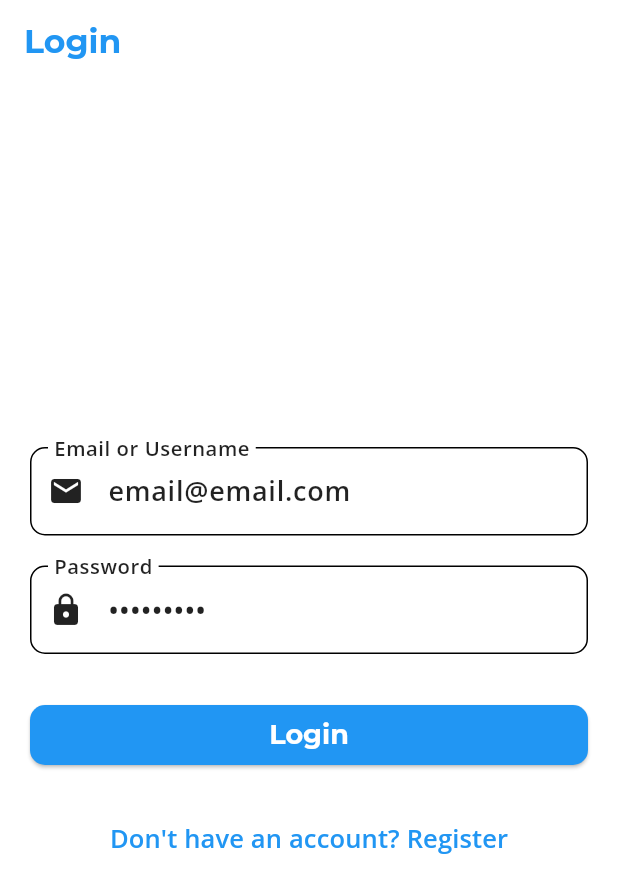
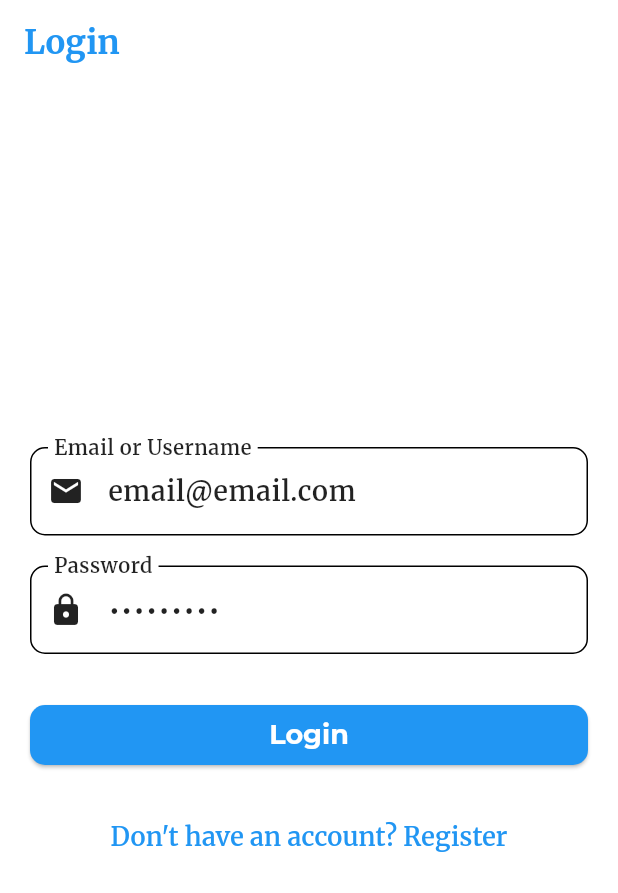
Before and after one commit to Rishav8989/stories, a Flutter app: the screen it shows after launch, on a phone screen of 412 x 824 dp. Shown: the top 893 px of the screen. Run offline on Flutter 3.47's test engine with Material 3 defaults, Android fonts, the phone set to English and light mode, and no system bars; our stand-ins replace get, google_fonts, pocketbase, shared_preferences.

Commit message:
Merriweather theme

```diff
--- a/lib/main.dart
+++ b/lib/main.dart
@@ -29,6 +29,7 @@ void main() async {
 class MyApp extends StatelessWidget {
   const MyApp({Key? key}) : super(key: key);
 
+
   @override
   Widget build(BuildContext context) {
     return GetMaterialApp(
--- a/lib/utils/auth/auth_check.dart
+++ b/lib/utils/auth/auth_check.dart
@@ -8,8 +8,9 @@ class AuthCheck extends StatelessWidget {
 
   @override
   Widget build(BuildContext context) {
-    // Initialize AuthController if it's not already initialized
-    Get.put(AuthController());
+    // Find the existing AuthController instance
+    final AuthController authController = Get.find<AuthController>();
+
 
     return const Scaffold(
       body: Center(
--- a/lib/utils/theme/app_theme.dart
+++ b/lib/utils/theme/app_theme.dart
@@ -9,37 +9,37 @@ ThemeData lightTheme = ThemeData(
   appBarTheme: AppBarTheme(
     backgroundColor: Colors.white,
     foregroundColor: Colors.blue,
-    titleTextStyle: TextStyle(
+    titleTextStyle: const TextStyle(
       color: Colors.blue,
-      fontFamily: GoogleFonts.montserrat().fontFamily, // **Montserrat - Bolder, Modern**
-      fontWeight: FontWeight.w700, // **Bold (Weight 700)** - Even bolder AppBar title
-      fontSize: 22, // Slightly larger AppBar title for more impact
+      fontFamily: 'Merriweather',
+      fontWeight: FontWeight.w700,
+      fontSize: 22,
     ),
     iconTheme: const IconThemeData(color: Colors.blue),
   ),
   drawerTheme: const DrawerThemeData(
     backgroundColor: Colors.white,
   ),
-  textTheme: TextTheme(
-    // Using Montserrat for Headings and Titles - Bolder and Modern
-    headlineSmall: TextStyle(fontFamily: GoogleFonts.montserrat().fontFamily, fontWeight: FontWeight.w700, color: Colors.black87, fontSize: 20), // Bolder Headings, Increased size
-    titleLarge: TextStyle(fontFamily: GoogleFonts.montserrat().fontFamily, fontWeight: FontWeight.w700, color: Colors.black87, fontSize: 20),   // Bolder Titles, Increased size
-    // Using Open Sans for Body Text - Readable and Clean, but still a bit bolder than default Roboto
+  textTheme: const TextTheme(
+    // Using Merriweather for Headings and Titles - Bolder and Modern
+    headlineSmall: TextStyle(fontFamily: 'Merriweather', fontWeight: FontWeight.w700, color: Colors.black87, fontSize: 20), // Bolder Headings, Increased size
+    titleLarge: TextStyle(fontFamily: 'Merriweather', fontWeight: FontWeight.w700, color: Colors.black87, fontSize: 20),   // Bolder Titles, Increased size
+    // Using Merriweather for Body Text - Readable and Clean, but still a bit bolder than default Roboto
     bodyMedium: TextStyle(
       color: Colors.black87,
-      fontFamily: GoogleFonts.openSans().fontFamily, // **Open Sans - Readable, slightly bolder body text**
+      fontFamily: 'Merriweather', // **Merriweather - Readable, slightly bolder body text**
       fontWeight: FontWeight.w600, // **Semi-Bold (Weight 600)** - Make body text a bit bolder
       fontSize: 16, // Increased size
     ),
     bodyLarge: TextStyle(
       color: Colors.black87,
-      fontFamily: GoogleFonts.openSans().fontFamily, // **Open Sans - Readable, slightly bolder body text**
+      fontFamily: 'Merriweather', // **Merriweather - Readable, slightly bolder body text**
       fontWeight: FontWeight.w600, // **Semi-Bold (Weight 600)** - Make body text a bit bolder
       fontSize: 18, // Increased size
     ),
     labelLarge: TextStyle(
       color: Colors.black87,
-      fontFamily: GoogleFonts.openSans().fontFamily, // **Open Sans - Readable, slightly bolder body text**
+      fontFamily: 'Merriweather', // **Merriweather - Readable, slightly bolder body text**
       fontWeight: FontWeight.w600, // **Semi-Bold (Weight 600)** - Make body text a bit bolder
       fontSize: 17, // Increased size
     ),
@@ -88,26 +88,26 @@ ThemeData darkTheme = ThemeData.dark().copyWith(
   drawerTheme: DrawerThemeData(
     backgroundColor: const Color.fromARGB(255, 48, 48, 48), // Medium Dark Grey Drawer
   ),
-  textTheme: TextTheme(
-    // Using Montserrat for Headings and Titles - Bolder and Modern
-    headlineSmall: TextStyle(fontFamily: GoogleFonts.montserrat().fontFamily, fontWeight: FontWeight.w700, color: Colors.white70, fontSize: 20), // Bolder Headings, Increased size
-    titleLarge: TextStyle(fontFamily: GoogleFonts.montserrat().fontFamily, fontWeight: FontWeight.w700, color: Colors.white70, fontSize: 20),   // Bolder Titles, Increased size
-    // Using Open Sans for Body Text - Readable and Clean, but still a bit bolder than default Roboto
+  textTheme: const TextTheme(
+    // Using Merriweather for Headings and Titles - Bolder and Modern
+    headlineSmall: TextStyle(fontFamily: 'Merriweather', fontWeight: FontWeight.w700, color: Colors.white70, fontSize: 20), // Bolder Headings, Increased size
+    titleLarge: TextStyle(fontFamily: 'Merriweather', fontWeight: FontWeight.w700, color: Colors.white70, fontSize: 20),   // Bolder Titles, Increased size
+    // Using Merriweather for Body Text - Readable and Clean, but still a bit bolder than default Roboto
     bodyMedium: TextStyle(
       color: Colors.white70, // Less bright white text
-      fontFamily: GoogleFonts.openSans().fontFamily, // **Open Sans - Readable, slightly bolder body text** (Same as light theme)
+      fontFamily: 'Merriweather', // **Merriweather - Readable, slightly bolder body text** (Same as light theme)
       fontWeight: FontWeight.w600, // **Semi-Bold (Weight 600)** - Make body text a bit bolder (Same as light theme)
       fontSize: 16, // Increased size
     ),
     bodyLarge: TextStyle(
       color: Colors.white70, // Less bright white text
-      fontFamily: GoogleFonts.openSans().fontFamily, // **Open Sans - Readable, slightly bolder body text** (Same as light theme)
+      fontFamily: 'Merriweather', // **Merriweather - Readable, slightly bolder body text** (Same as light theme)
       fontWeight: FontWeight.w600, // **Semi-Bold (Weight 600)** - Make body text a bit bolder (Same as light theme)
       fontSize: 18, // Increased size
     ),
     labelLarge: TextStyle(
       color: Colors.white70, // Less bright white text
-      fontFamily: GoogleFonts.openSans().fontFamily, // **Open Sans - Readable, slightly bolder body text** (Same as light theme)
+      fontFamily: 'Merriweather', // **Merriweather - Readable, slightly bolder body text** (Same as light theme)
       fontWeight: FontWeight.w600, // **Semi-Bold (Weight 600)** - Make body text a bit bolder (Same as light theme)
       fontSize: 17, // Increased size
     ),
```
